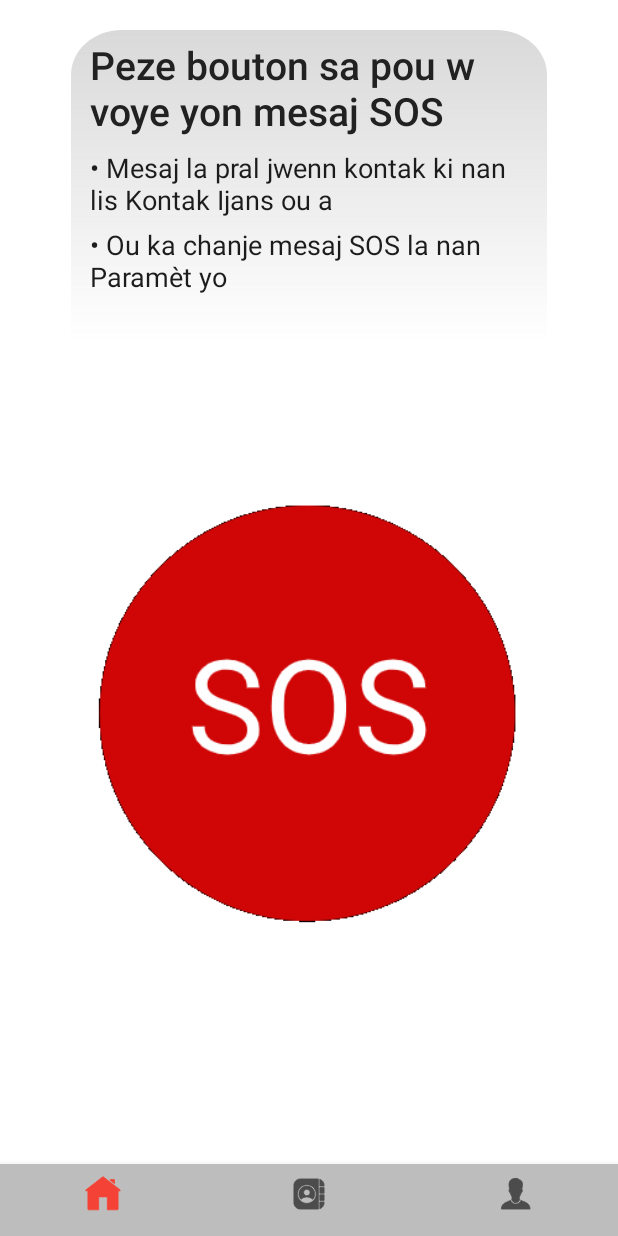
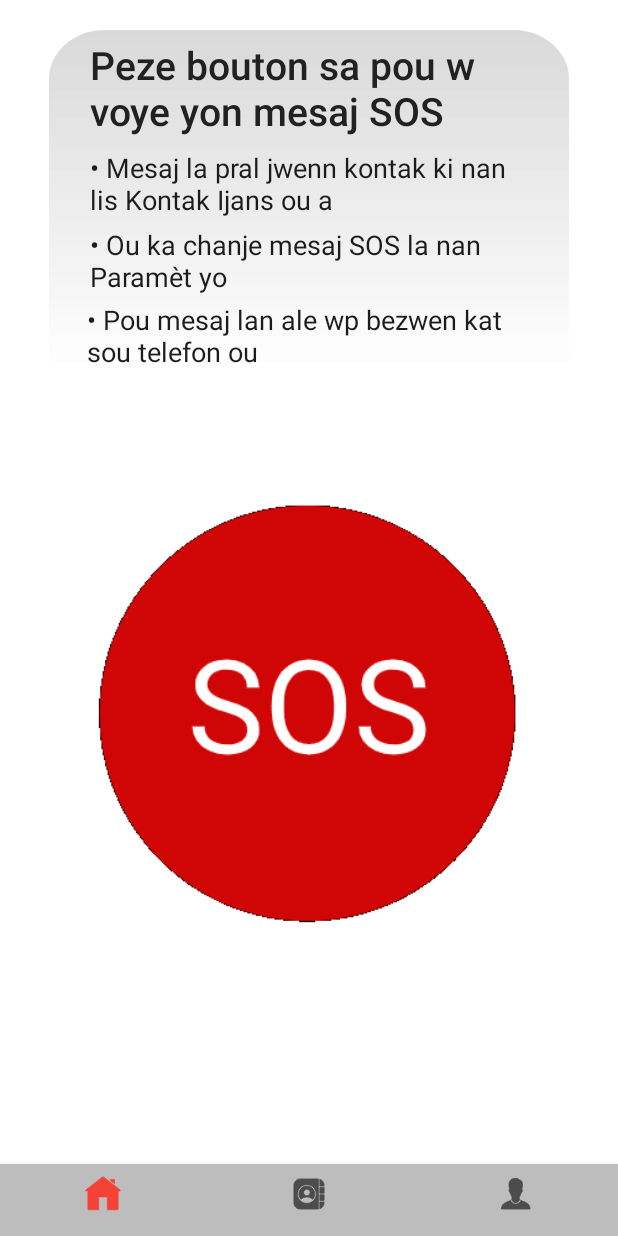
Before and after one commit to SLG-2022-G3/HELP, an Android app: the SosFragment screen opened directly, with no data from a screen before it, on a phone screen of 412 x 824 dp. Run offline under Robolectric (Android 15) with nearby library versions, the light colour scheme and no system bars; Roboto replaces fonts that are not available here; 1 statement that could not run was skipped.

Commit message:
add a message to let the user know that the sos message is not free

```diff
--- a/app/src/main/res/layout/activity_create_contact.xml
+++ b/app/src/main/res/layout/activity_create_contact.xml
@@ -67,8 +67,8 @@
         android:layout_marginTop="30dp"
         android:layout_marginEnd="30dp"
         android:layout_marginBottom="30dp"
-        android:backgroundTint="@color/gray_back"
+        android:backgroundTint="@color/dark_red"
         android:text="Anile"
-        android:textColor="@color/black" />
+        android:textColor="@color/white" />
 
 </RelativeLayout>
--- a/app/src/main/res/layout/fragment_sos.xml
+++ b/app/src/main/res/layout/fragment_sos.xml
@@ -12,15 +12,15 @@
         android:layout_height="match_parent">
 
 
-            <ImageView
-                android:layout_width="match_parent"
-                android:layout_height="wrap_content"
-                android:src="@drawable/fr_sos"
-                android:id="@+id/box"
-                android:layout_alignParentStart="true"
-                android:layout_alignParentEnd="true"
-                android:layout_marginTop="20dp"
-                />
+        <ImageView
+            android:id="@+id/box"
+            android:layout_width="match_parent"
+            android:layout_height="227dp"
+            android:layout_alignParentStart="true"
+            android:layout_alignParentEnd="true"
+            android:layout_marginTop="20dp"
+            android:layout_marginEnd="0dp"
+            android:src="@drawable/fr_sos" />
 
         <TextView
             android:layout_width="match_parent"
@@ -66,6 +66,21 @@
             android:textColor="#1C1C1C"/>
 
 
+        <TextView
+            android:id="@+id/line6"
+            android:layout_width="wrap_content"
+            android:layout_height="wrap_content"
+            android:layout_below="@+id/line3"
+            android:layout_alignParentStart="true"
+            android:layout_alignParentEnd="true"
+            android:layout_marginStart="58dp"
+            android:layout_marginTop="55dp"
+            android:layout_marginEnd="62dp"
+            android:fontFamily="sans-serif"
+            android:text="• Pou mesaj lan ale wp bezwen kat sou telefon ou "
+            android:textColor="#1C1C1C"
+            android:textSize="18dp" />
+
         <pl.droidsonroids.gif.GifImageView
             android:id="@+id/btnSOS"
             android:layout_width="match_parent"
```
